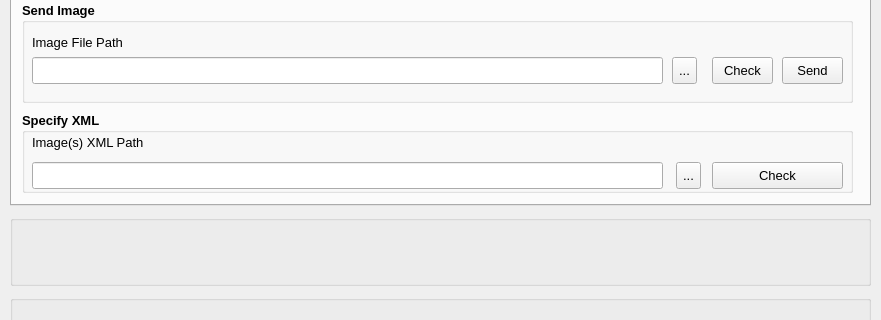
openpst/sahara, file resources/ui/sahara_window.ui: the form before one commit; both pictures show x 0 to 881 and y 261 to 581 of the 881 by 734 pixel window.
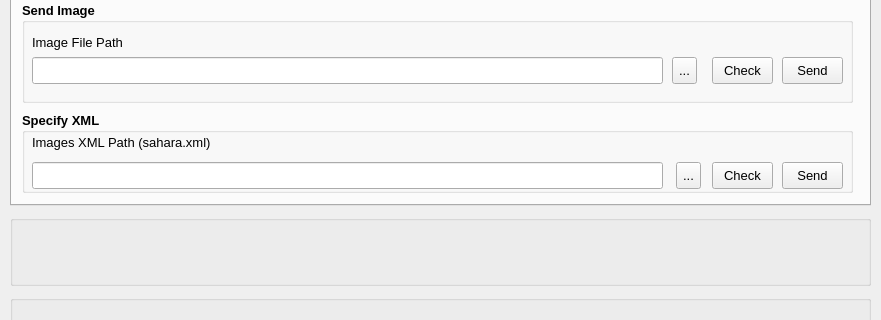
The form after the commit. Custom widgets are drawn as their Qt base class.

Commit message: sahara.xml

What changed in the file:
```diff
--- a/resources/ui/sahara_window.ui
+++ b/resources/ui/sahara_window.ui
@@ -237,7 +237,7 @@
         <rect>
          <x>690</x>
          <y>50</y>
-         <width>131</width>
+         <width>61</width>
          <height>27</height>
         </rect>
        </property>
@@ -257,7 +257,7 @@
         <rect>
          <x>10</x>
          <y>20</y>
-         <width>121</width>
+         <width>361</width>
          <height>21</height>
         </rect>
        </property>
@@ -268,7 +268,27 @@
         </font>
        </property>
        <property name="text">
-        <string>Image(s) XML Path</string>
+        <string>Images XML Path (sahara.xml)</string>
+       </property>
+      </widget>
+      <widget class="QPushButton" name="sendImageXmlButton">
+       <property name="geometry">
+        <rect>
+         <x>760</x>
+         <y>50</y>
+         <width>61</width>
+         <height>27</height>
+        </rect>
+       </property>
+       <property name="font">
+        <font>
+         <pointsize>10</pointsize>
+         <weight>50</weight>
+         <bold>false</bold>
+        </font>
+       </property>
+       <property name="text">
+        <string>Send</string>
        </property>
       </widget>
      </widget>
```
The commit also changes 2 other files.
